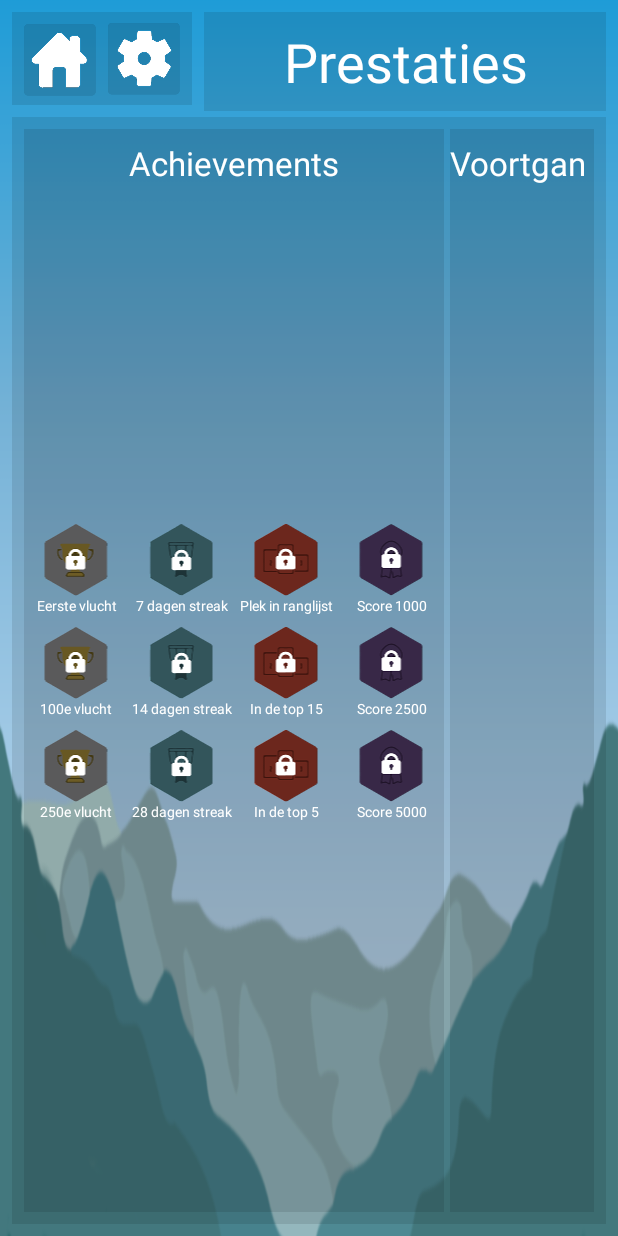
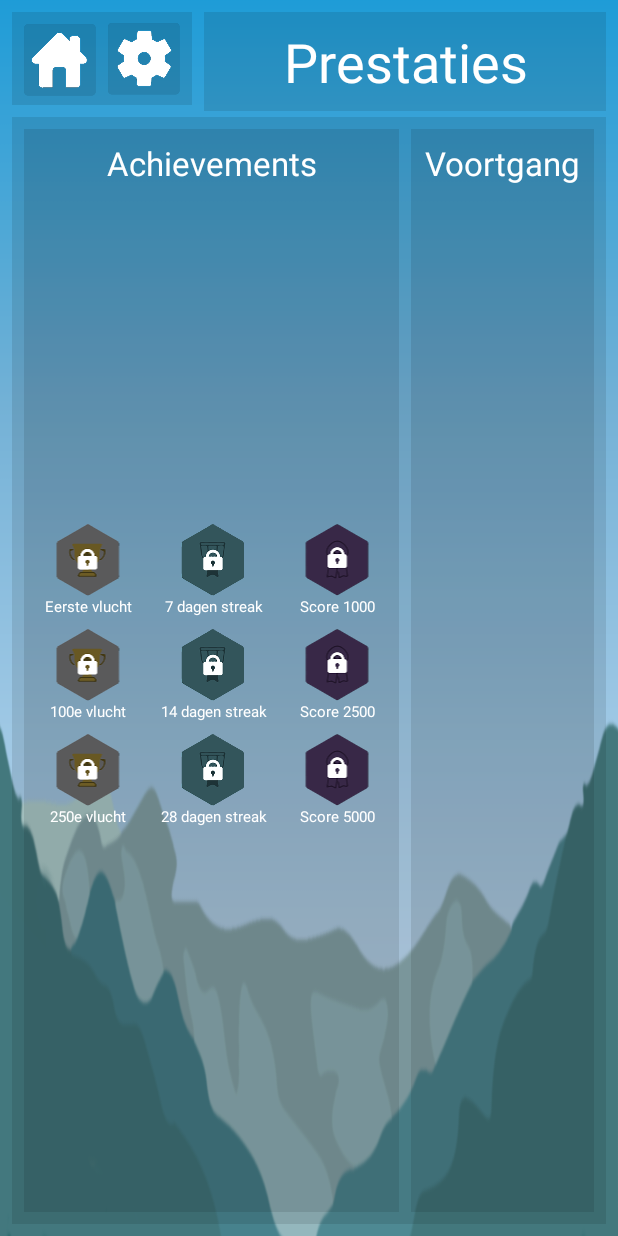
Before and after one commit to RikWolk/BalloonBuddy, an Android app: the PrestatiesActivity screen opened directly, with no data from a screen before it, on a phone screen of 412 x 824 dp. Run offline under Robolectric (Android 15) with nearby library versions, the phone set to English and light mode, and no system bars; libraries missing offline, so code that uses them is left out: com.github.mikephil.charting, com.jjoe64.graphview; 14 statements that could not run were skipped.

Commit message:
Ranglijst achievement geschrapt (is overbodig).

```diff
--- a/app/src/main/res/layout/activity_prestaties.xml
+++ b/app/src/main/res/layout/activity_prestaties.xml
@@ -92,7 +92,7 @@
             android:id="@+id/voortgangOverview"
             android:layout_width="0dp"
             android:layout_height="0dp"
-            android:layout_marginStart="4dp"
+            android:layout_marginStart="8dp"
             android:layout_marginTop="8dp"
             android:layout_marginEnd="8dp"
             android:layout_marginBottom="8dp"
@@ -120,7 +120,7 @@
 
         <android.support.constraint.ConstraintLayout
             android:id="@+id/achievementsOverview"
-            android:layout_width="280dp"
+            android:layout_width="250dp"
             android:layout_height="0dp"
             android:layout_marginStart="8dp"
             android:layout_marginTop="8dp"
@@ -148,6 +148,7 @@
                 android:id="@+id/vluchtenLijst"
                 android:layout_width="70dp"
                 android:layout_height="240dp"
+                android:layout_marginStart="8dp"
                 android:orientation="vertical"
                 app:layout_constraintBottom_toBottomOf="parent"
                 app:layout_constraintStart_toStartOf="parent"
@@ -169,7 +170,7 @@
                     android:text="Eerste vlucht"
                     android:textAlignment="center"
                     android:textColor="@android:color/background_light"
-                    android:textSize="9sp" />
+                    android:textSize="10sp" />
 
                 <ImageView
                     android:id="@+id/vlucht100image"
@@ -185,7 +186,7 @@
                     android:text="100e vlucht"
                     android:textAlignment="center"
                     android:textColor="@android:color/background_light"
-                    android:textSize="9sp" />
+                    android:textSize="10sp" />
 
                 <ImageView
                     android:id="@+id/vlucht250image"
@@ -200,14 +201,15 @@
                     android:text="250e vlucht"
                     android:textAlignment="center"
                     android:textColor="@android:color/background_light"
-                    android:textSize="9sp" />
+                    android:textSize="10sp" />
 
             </LinearLayout>
 
             <LinearLayout
                 android:id="@+id/loginLijst"
-                android:layout_width="70dp"
+                android:layout_width="80dp"
                 android:layout_height="240dp"
+                android:layout_marginStart="8dp"
                 android:orientation="vertical"
                 app:layout_constraintBottom_toBottomOf="parent"
                 app:layout_constraintStart_toEndOf="@+id/vluchtenLijst"
@@ -229,7 +231,7 @@
                     android:text="7 dagen streak"
                     android:textAlignment="center"
                     android:textColor="@android:color/background_light"
-                    android:textSize="9sp" />
+                    android:textSize="10sp" />
 
                 <ImageView
                     android:id="@+id/login14image"
@@ -245,7 +247,7 @@
                     android:text="14 dagen streak"
                     android:textAlignment="center"
                     android:textColor="@android:color/background_light"
-                    android:textSize="9sp" />
+                    android:textSize="10sp" />
 
                 <ImageView
                     android:id="@+id/login28image"
@@ -260,75 +262,17 @@
                     android:text="28 dagen streak"
                     android:textAlignment="center"
                     android:textColor="@android:color/background_light"
-                    android:textSize="9sp" />
-            </LinearLayout>
-
-            <LinearLayout
-                android:id="@+id/leaderboardLijst"
-                android:layout_width="70dp"
-                android:layout_height="240dp"
-                android:orientation="vertical"
-                app:layout_constraintBottom_toBottomOf="parent"
-                app:layout_constraintStart_toEndOf="@+id/loginLijst"
-                app:layout_constraintTop_toBottomOf="@+id/achievements">
-
-
-                <ImageView
-                    android:id="@+id/ranglijst100image"
-                    android:layout_width="match_parent"
-                    android:layout_height="wrap_content"
-                    android:textColor="@android:color/background_light"
-                    app:srcCompat="@mipmap/icons_leaderboard_locked_v01" />
-
-                <TextView
-                    android:id="@+id/ranglijst100text"
-                    android:layout_width="match_parent"
-                    android:layout_height="wrap_content"
-                    android:paddingBottom="8dp"
-                    android:text="Plek in ranglijst"
-                    android:textAlignment="center"
-                    android:textColor="@android:color/background_light"
-                    android:textSize="9sp" />
-
-                <ImageView
-                    android:id="@+id/ranglijst15image"
-                    android:layout_width="match_parent"
-                    android:layout_height="wrap_content"
-                    app:srcCompat="@mipmap/icons_leaderboard_locked_v01" />
-
-                <TextView
-                    android:id="@+id/ranglijst15text"
-                    android:layout_width="match_parent"
-                    android:layout_height="wrap_content"
-                    android:paddingBottom="8dp"
-                    android:text="In de top 15"
-                    android:textAlignment="center"
-                    android:textColor="@android:color/background_light"
-                    android:textSize="9sp" />
-
-                <ImageView
-                    android:id="@+id/ranglijst5image"
-                    android:layout_width="match_parent"
-                    android:layout_height="wrap_content"
-                    app:srcCompat="@mipmap/icons_leaderboard_locked_v01" />
-
-                <TextView
-                    android:id="@+id/ranglijst5text"
-                    android:layout_width="match_parent"
-                    android:layout_height="wrap_content"
-                    android:text="In de top 5"
-                    android:textAlignment="center"
-                    android:textColor="@android:color/background_light"
-                    android:textSize="9sp" />
+                    android:textSize="10sp" />
             </LinearLayout>
 
             <LinearLayout
                 android:id="@+id/xpLijst"
                 android:layout_width="70dp"
                 android:layout_height="240dp"
+                android:layout_marginStart="8dp"
                 android:orientation="vertical"
                 app:layout_constraintBottom_toBottomOf="parent"
-                app:layout_constraintStart_toEndOf="@+id/leaderboardLijst"
+                app:layout_constraintStart_toEndOf="@+id/loginLijst"
                 app:layout_constraintTop_toBottomOf="@+id/achievements">
 
 
@@ -347,7 +291,7 @@
                     android:text="Score 1000"
                     android:textAlignment="center"
                     android:textColor="@android:color/background_light"
-                    android:textSize="9sp" />
+                    android:textSize="10sp" />
 
                 <ImageView
                     android:id="@+id/xp2500image"
@@ -363,7 +307,7 @@
                     android:text="Score 2500"
                     android:textAlignment="center"
                     android:textColor="@android:color/background_light"
-                    android:textSize="9sp" />
+                    android:textSize="10sp" />
 
                 <ImageView
                     android:id="@+id/xp5000image"
@@ -378,7 +322,7 @@
                     android:text="Score 5000"
                     android:textAlignment="center"
                     android:textColor="@android:color/background_light"
-                    android:textSize="9sp" />
+                    android:textSize="10sp" />
             </LinearLayout>
 
         </android.support.constraint.ConstraintLayout>
```
